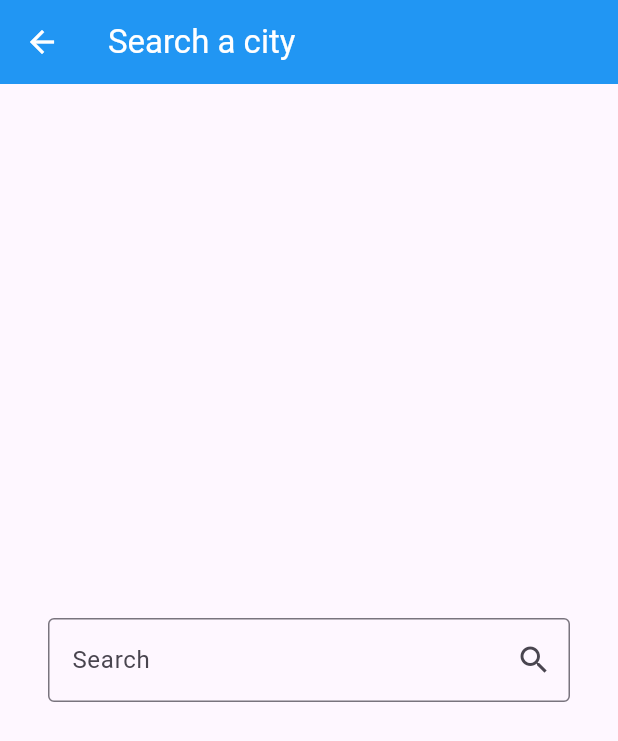
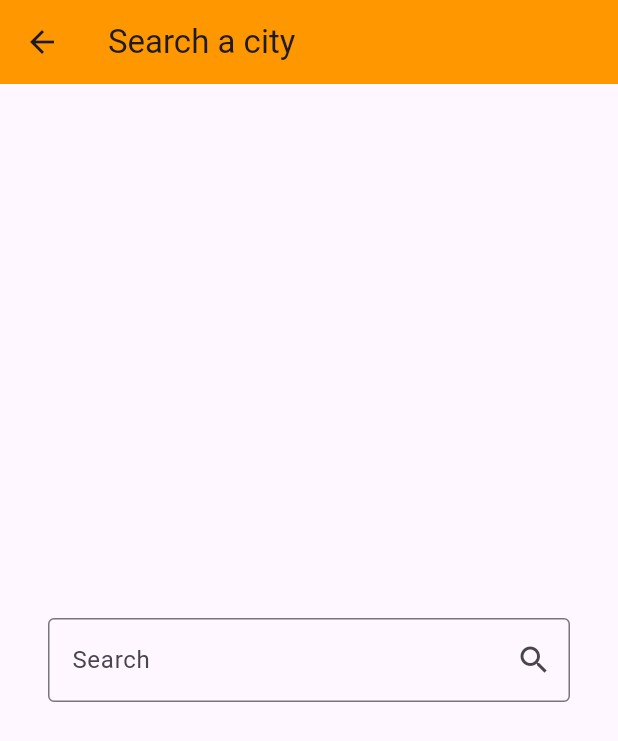
Before and after one commit to AbdelmenamAdel/Weather-App, a Flutter app: the screen it shows after launch, after a tap on the "search" icon, on a phone screen of 412 x 824 dp. Shown: the top 741 px of the screen. Run offline on Flutter 3.47's test engine with Material 3 defaults, Android fonts, the phone set to English and light mode, and no system bars; our stand-ins replace dio.

Commit message:
ui done.complete weather model and service

```diff
--- a/lib/main.dart
+++ b/lib/main.dart
@@ -1,5 +1,5 @@
 import 'package:flutter/material.dart';
-import 'package:weather/search_screen.dart';
+import 'package:weather/screens/search_screen.dart';
 
 void main() {
   runApp(const MyApp());
@@ -12,8 +12,14 @@ class MyApp extends StatelessWidget {
   @override
   Widget build(BuildContext context) {
     return const MaterialApp(
-debugShowCheckedModeBanner: false,
-      home: SearchScreen(cityName: 'cairo',),
+      debugShowCheckedModeBanner: false,
+      home: SearchScreen(),
     );
   }
 }
+// create states
+// create cubit
+// create function
+// provide cubit
+// integrate cubit
+// trigger cubit
--- a/lib/search_city_nam.dart
+++ b/lib/screens/search_city_nam.dart
@@ -9,11 +9,11 @@ class SearchCityName extends StatelessWidget {
   Widget build(BuildContext context) {
     return Scaffold(
       appBar: AppBar(
+        backgroundColor: Colors.orange,
         leading: IconButton(onPressed: (){
           Navigator.of(context).pop();
-        }, icon: Icon(Icons.arrow_back,color: Colors.white,)),
-        backgroundColor: Colors.blue,
-        title: Text('Search a city',style: TextStyle(color: Colors.white),),
+        }, icon: Icon(Icons.arrow_back,)),
+        title: Text('Search a city',),
       ),
       body: Padding(
         padding: EdgeInsets.symmetric(horizontal: 32),
--- /dev/null
+++ b/lib/screens/search_screen.dart
@@ -0,0 +1,40 @@
+import 'package:flutter/material.dart';
+import 'package:weather/screens/search_city_nam.dart';
+
+import 'noBodySearch.dart';
+import 'there_is_data.dart';
+
+class SearchScreen extends StatelessWidget {
+  const SearchScreen({
+    super.key,
+  });
+
+  @override
+  Widget build(BuildContext context) {
+    bool isDataLoad = true;
+    return Scaffold(
+      appBar: AppBar(
+        backgroundColor: Colors.orange,
+        title: const Text(
+          'Weather App',
+
+        ),
+        actions: [
+          IconButton(
+              onPressed: () {
+                Navigator.push(
+                  context,
+                  MaterialPageRoute(
+                    builder: (context) => SearchCityName(),
+                  ),
+                );
+              },
+              icon: const Icon(
+                Icons.search,
+              ))
+        ],
+      ),
+      body: isDataLoad ?const ThereIsData() :const NobodySearch(),
+    );
+  }
+}
--- /dev/null
+++ b/lib/screens/there_is_data.dart
@@ -0,0 +1,65 @@
+
+import 'package:flutter/material.dart';
+
+class ThereIsData extends StatelessWidget {
+  const ThereIsData({super.key});
+
+  @override
+  Widget build(BuildContext context) {
+    Map a = {'a': 0};
+    a['a'];
+    return Center(
+      child: Container(
+        decoration: BoxDecoration(
+            gradient: LinearGradient(
+              colors: [
+                Colors.orange[500]!,
+                Colors.orange[300]!,
+                Colors.orange[200]!,
+              ],
+              begin: Alignment.topCenter,
+              end: Alignment.bottomCenter,
+            )),
+        child: Column(
+          mainAxisAlignment: MainAxisAlignment.center,
+          children: [
+            const Text(
+              'Cairo',
+              style: TextStyle(fontSize: 42, fontWeight: FontWeight.w700),
+            ),
+            const Text(
+              'Updated at :19:51',
+              style: TextStyle(fontSize: 16, fontWeight: FontWeight.w600),
+            ),
+            const SizedBox(
+              height: 32,
+            ),
+            Row(
+              mainAxisAlignment: MainAxisAlignment.spaceEvenly,
+              children: [
+                Image.asset('assets/113.webp'),
+                const Text(
+                  '35',
+                  style: TextStyle(
+                    fontSize: 32,
+                    fontWeight: FontWeight.w900,
+                  ),
+                ),
+                const Column(
+                  children: [Text('minTemp : 24'), Text('maxTemp : 40')],
+                )
+              ],
+            ),
+            const SizedBox(
+              height: 32,
+            ),
+            const Text(
+              'Sunny',
+              style: TextStyle(fontSize: 32, fontWeight: FontWeight.w700),
+            ),SizedBox(height: 150,)
+          ],
+        ),
+      ),
+    );
+  }
+}
--- a/lib/search_screen.dart
+++ /dev/null
@@ -1,114 +0,0 @@
-import 'package:flutter/material.dart';
-import 'package:weather/search_city_nam.dart';
-
-class SearchScreen extends StatelessWidget {
-  const SearchScreen({super.key, required this.cityName});
-
-  final String cityName;
-
-  @override
-  Widget build(BuildContext context) {
-    bool isDataLoad = true;
-    return Scaffold(
-      appBar: AppBar(
-        backgroundColor: Colors.blue,
-        title: const Text(
-          'Weather App',
-          style: TextStyle(
-            color: Colors.white,
-          ),
-        ),
-        actions: [
-          IconButton(
-              onPressed: () {
-                Navigator.push(
-                  context,
-                  MaterialPageRoute(
-                    builder: (context) => SearchCityName(),
-                  ),
-                );
-              },
-              icon: const Icon(
-                Icons.search,
-                color: Colors.white,
-              ))
-        ],
-      ),
-      body: isDataLoad ? ThereIsData() : NobodySearch(),
-    );
-  }
-}
-
-class ThereIsData extends StatelessWidget {
-  const ThereIsData({super.key});
-
-  @override
-  Widget build(BuildContext context) {
-    Map a={'a':0};
-    a['a'];
-    return Center(
-      child: Container(
-        decoration: BoxDecoration(
-          gradient: LinearGradient(colors: [
-            Colors.orangeAccent,
-            Colors.orange.withOpacity(.2)
-            ,Colors.orangeAccent,
-
-          ],
-          begin: Alignment.topCenter,end: Alignment.bottomCenter,
-          )
-        ),
-        child: Column(
-          mainAxisAlignment: MainAxisAlignment.center,
-          children: [
-            const Text(
-              'Cairo',
-              style: TextStyle(fontSize: 42, fontWeight: FontWeight.w700),
-            ),
-            const Text(
-              'Updated at :19:51',
-              style: TextStyle(fontSize: 16, fontWeight: FontWeight.w600),
-            ),
-         const   SizedBox(
-              height: 32,
-            ),
-            Row(
-              mainAxisAlignment: MainAxisAlignment.spaceEvenly,
-              children: [
-                Image.asset('assets/113.webp'),
-                const Text(
-                  '35',
-                  style: TextStyle(
-                    fontSize: 32,
-                    fontWeight: FontWeight.w900,
-                  ),
-                ),
-              const  Column(
-                  children: [Text('minTemp : 24'), Text('maxTemp : 40')],
-                )
-              ],
-            ),
-         const   SizedBox(
-              height: 32,
-            ),
-         const   Text(
-              'Sunny',
-              style: TextStyle(fontSize: 32, fontWeight: FontWeight.w700),
-            )
-          ],
-        ),
-      ),
-    );
-  }
-}
-
-class NobodySearch extends StatelessWidget {
-  const NobodySearch({super.key});
-
-  @override
-  Widget build(BuildContext context) {
-    return const Center(
-      child: Text('There is no weather 😔 Start Searching now 🔍'),
-    );
-  }
-}
--- a/pubspec.yaml
+++ b/pubspec.yaml
@@ -28,6 +28,7 @@ environment:
 # the latest version available on pub.dev. To see which dependencies have newer
 # versions available, run `flutter pub outdated`.
 dependencies:
+  dio: ^5.4.1
   flutter:
     sdk: flutter
 
```
Also changed, not shown: lib/models/weather_model.dart (added, +32 -0 lines), lib/screens/noBodySearch.dart (added, +13 -0 lines), lib/services/weather_service.dart (added, +24 -0 lines), pubspec.lock.
